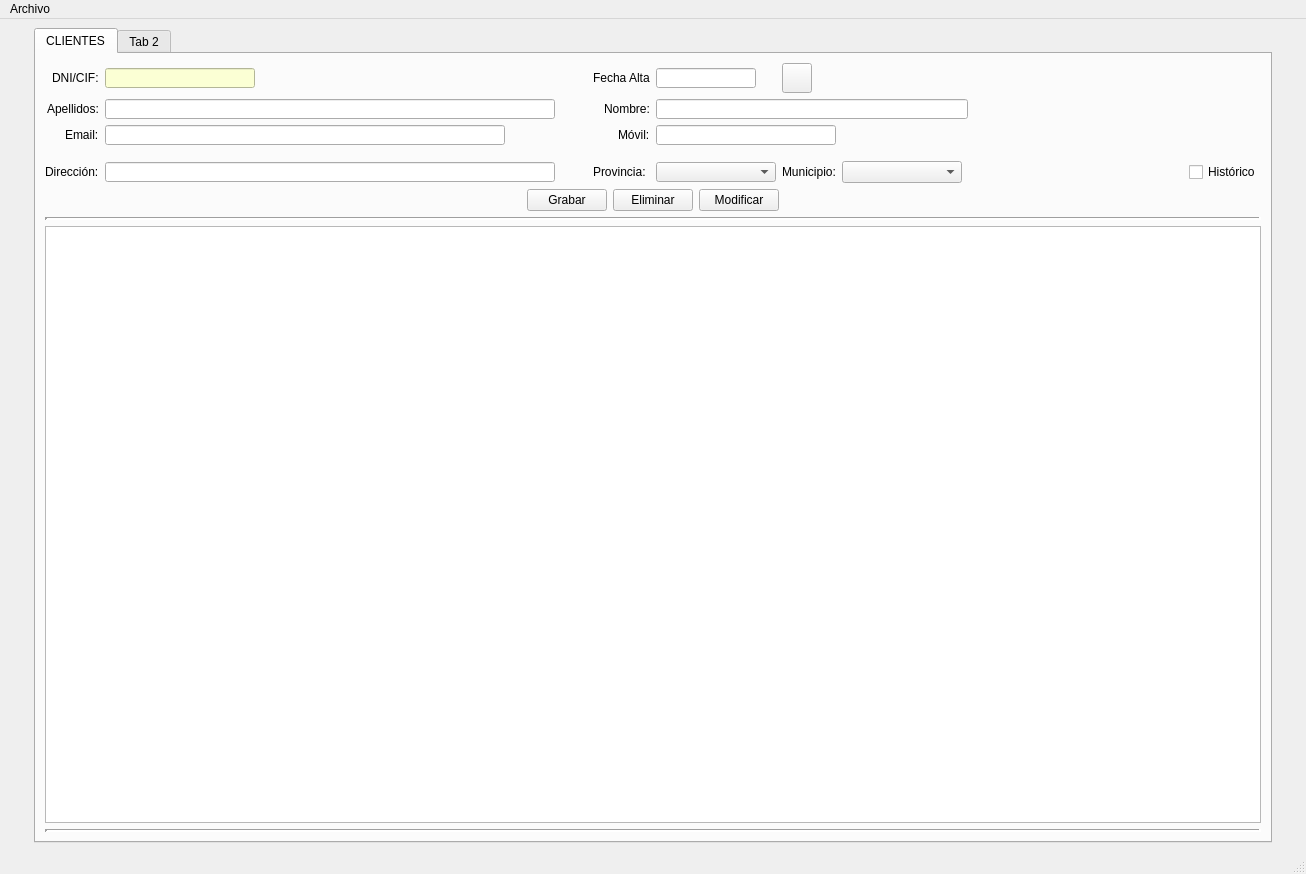
joeelfgrd/Di-Proyect, file templates/VenPrincipal.ui: the form before one commit.
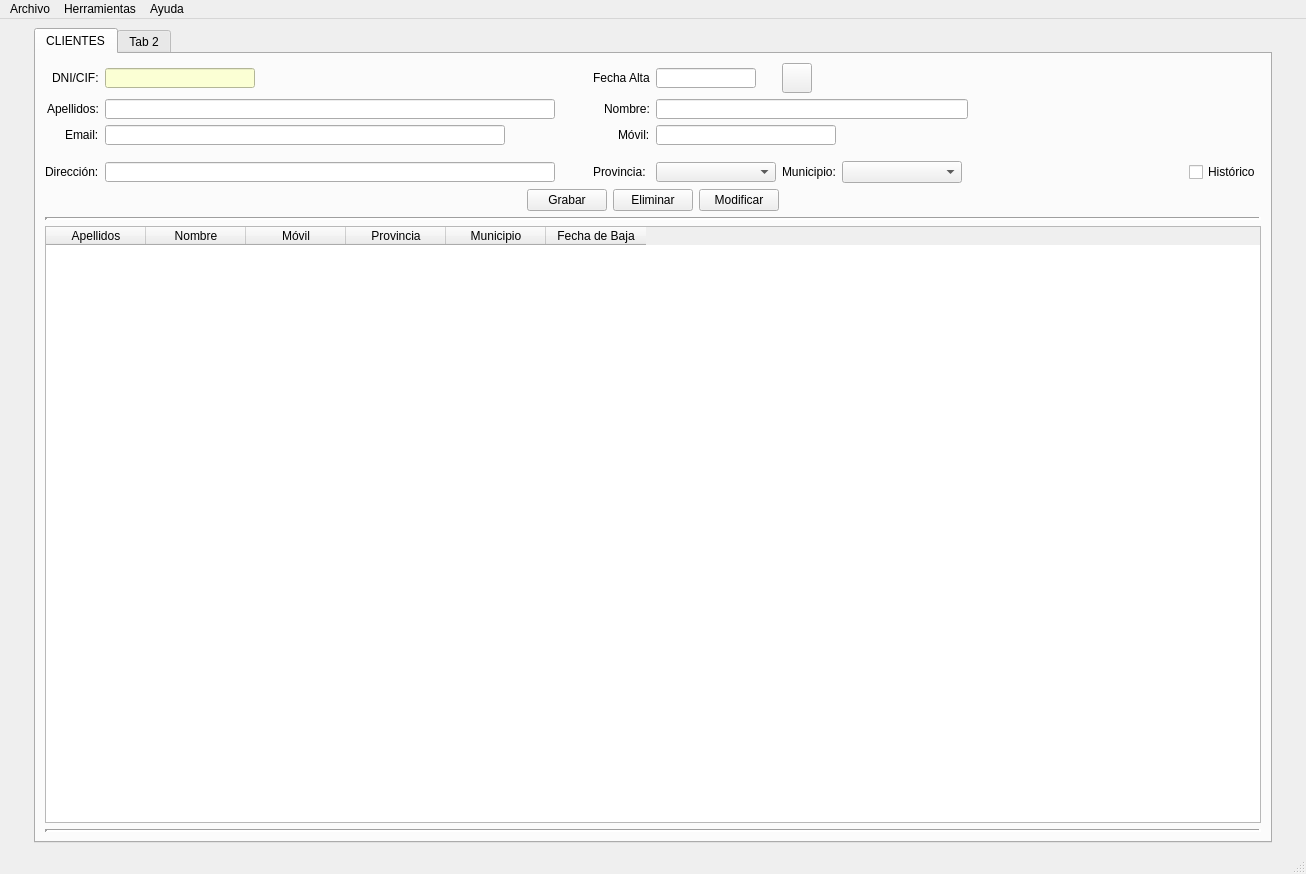
The form after the commit. Icons and pictures are not drawn.

What changed in the file:
```diff
--- a/templates/VenPrincipal.ui
+++ b/templates/VenPrincipal.ui
@@ -626,6 +626,39 @@
             <verstretch>0</verstretch>
            </sizepolicy>
           </property>
+          <attribute name="verticalHeaderVisible">
+           <bool>false</bool>
+          </attribute>
+          <column>
+           <property name="text">
+            <string>Apellidos</string>
+           </property>
+          </column>
+          <column>
+           <property name="text">
+            <string>Nombre</string>
+           </property>
+          </column>
+          <column>
+           <property name="text">
+            <string>Móvil</string>
+           </property>
+          </column>
+          <column>
+           <property name="text">
+            <string>Provincia</string>
+           </property>
+          </column>
+          <column>
+           <property name="text">
+            <string>Municipio</string>
+           </property>
+          </column>
+          <column>
+           <property name="text">
+            <string>Fecha de Baja</string>
+           </property>
+          </column>
          </widget>
         </item>
         <item>
@@ -701,7 +734,21 @@
     </property>
     <addaction name="actionSalir"/>
    </widget>
+   <widget class="QMenu" name="menuHerramientas">
+    <property name="title">
+     <string>Herramientas</string>
+    </property>
+    <addaction name="actionCrear_Backup"/>
+    <addaction name="actionRestaurar_Backup"/>
+   </widget>
+   <widget class="QMenu" name="menuAyuda">
+    <property name="title">
+     <string>Ayuda</string>
+    </property>
+   </widget>
    <addaction name="menuArchivo"/>
+   <addaction name="menuHerramientas"/>
+   <addaction name="menuAyuda"/>
   </widget>
   <widget class="QStatusBar" name="statusbar"/>
   <action name="actionSalir">
```
Left out of the diff: 606 changed lines with no effect on the pictures.
